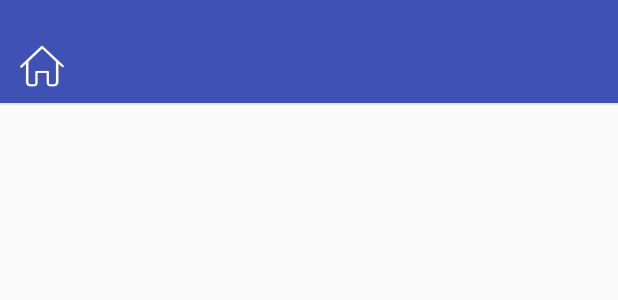
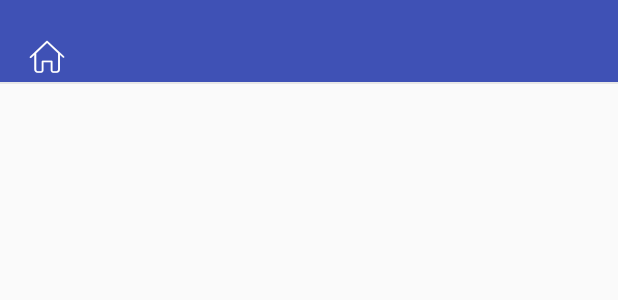
Before and after one commit to fupengyu1/wanandroid, an Android app: the layout layout_topbar_collect.xml on its own in the app's theme, with its tools: preview values and no code run, on a phone screen of 412 x 824 dp. Shown: the top 300 px of the screen. Run offline under Robolectric (Android 15) with nearby library versions, the phone set to English and light mode, and no system bars.

Commit message:
提交备份

```diff
--- a/app/src/main/java/com/wanandroid/com/activity/BannerActivity.java
+++ b/app/src/main/java/com/wanandroid/com/activity/BannerActivity.java
@@ -5,8 +5,8 @@ import android.support.v4.widget.SwipeRefreshLayout;
 import android.view.KeyEvent;
 import android.webkit.WebView;
 import android.widget.ImageView;
-import android.widget.LinearLayout;
 import android.widget.ProgressBar;
+import android.widget.RelativeLayout;
 import android.widget.TextView;
 
 import com.wanandroid.com.R;
@@ -27,7 +27,7 @@ public class BannerActivity extends BaseSwipeBackActivity<CommonWebView, WebView
     @Bind(R.id.tv_title_banner)
     TextView tvTitleBanner;
     @Bind(R.id.appbar_banner)
-    LinearLayout appbarBanner;
+    RelativeLayout appbarBanner;
     @Bind(R.id.iv_back_banner)
     ImageView ivBackBanner;
 
--- a/app/src/main/java/com/wanandroid/com/presenter/CommonPresenter.java
+++ b/app/src/main/java/com/wanandroid/com/presenter/CommonPresenter.java
@@ -56,11 +56,10 @@ public class CommonPresenter extends BasePresenter<CommonView> {
                             Manifest.permission.READ_EXTERNAL_STORAGE},
                     READ_EXTERNAL_STORAGE);
         } else {
-            images = getLatestPhotoPaths(activity, 9);
+            images = getLatestPhotoPaths(activity, 9999);
             getView().getLocalPicUrlListSuccess(images);
         }
     }
-
 
     /**
      * 使用ContentProvider读取SD卡最近图片
--- a/app/src/main/res/layout/activity_banner.xml
+++ b/app/src/main/res/layout/activity_banner.xml
@@ -14,7 +14,7 @@
         android:gravity="bottom"
         app:contentInsetStart="0dp">
 
-        <LinearLayout
+        <RelativeLayout
             android:id="@+id/appbar_banner"
             android:layout_width="match_parent"
             android:layout_height="40dp"
@@ -34,12 +34,14 @@
                 android:id="@+id/tv_title_banner"
                 android:layout_width="match_parent"
                 android:layout_height="match_parent"
+                android:paddingRight="40dp"
+                android:paddingLeft="40dp"
                 android:gravity="center"
                 android:maxLines="1"
                 android:textColor="@android:color/white"
                 android:textSize="15sp"
                 app:layout_scrollFlags="scroll|enterAlways" />
-        </LinearLayout>
+        </RelativeLayout>
 
     </android.support.v7.widget.Toolbar>
 
--- a/app/src/main/res/layout/layout_topbar_collect.xml
+++ b/app/src/main/res/layout/layout_topbar_collect.xml
@@ -2,22 +2,23 @@
 <RelativeLayout xmlns:android="http://schemas.android.com/apk/res/android"
     android:id="@+id/rl_topbar_layout"
     android:layout_width="match_parent"
-    android:layout_height="70dp"
+    android:layout_height="?attr/actionBarSize"
     android:background="@color/colorPrimary"
-    android:orientation="horizontal"
-    android:paddingTop="15dp">
+    android:gravity="bottom"
+    android:orientation="horizontal">
 
     <com.wanandroid.com.widget.IconFontTextView
         android:id="@+id/tv_return"
-        android:layout_width="49dp"
+        android:layout_width="wrap_content"
         android:layout_height="wrap_content"
         android:layout_alignParentBottom="true"
-        android:layout_marginBottom="10dp"
+        android:layout_marginBottom="5dp"
         android:layout_marginLeft="5px"
         android:gravity="center"
+        android:paddingLeft="15sp"
         android:text="@string/ic_home"
         android:textColor="@color/white"
-        android:textSize="32sp" />
+        android:textSize="25sp" />
 
     <TextView
         android:id="@+id/tv_title"
@@ -25,7 +26,7 @@
         android:layout_height="wrap_content"
         android:layout_alignParentBottom="true"
         android:layout_centerInParent="true"
-        android:layout_marginBottom="10dp"
+        android:layout_marginBottom="5dp"
         android:layout_marginLeft="120px"
         android:layout_marginRight="120px"
         android:maxLines="1"
@@ -38,7 +39,7 @@
         android:layout_height="match_parent"
         android:layout_alignParentBottom="true"
         android:layout_alignParentRight="true"
-        android:layout_marginBottom="10dp"
+        android:layout_marginBottom="5dp"
         android:gravity="center"
         android:text="@string/ic_type"
         android:textColor="@color/white"
```
Also changed, not shown: app/src/main/res/layout/head.xml (+13 -2 lines), 141 other files.
